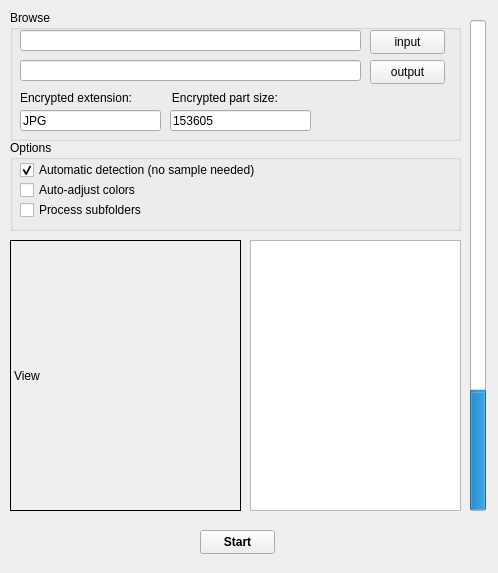
This is views/Sreen/GUI.ui in VQD-BSV-Official/AutoRecoveryJpeg as Qt 5 draws it before an edit. The edited form follows.
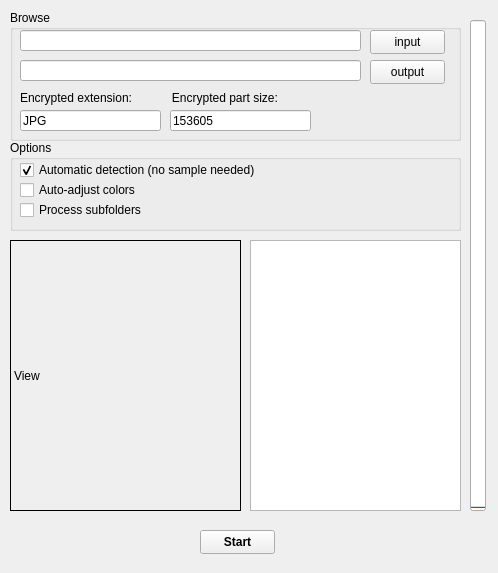
This is the edited form.

```diff
--- a/views/Sreen/GUI.ui
+++ b/views/Sreen/GUI.ui
@@ -204,7 +204,7 @@
      <enum>Qt::LeftToRight</enum>
     </property>
     <property name="value">
-     <number>24</number>
+     <number>0</number>
     </property>
     <property name="orientation">
      <enum>Qt::Vertical</enum>
```
Left out of the diff: 2 changed lines with no effect on the pictures.
